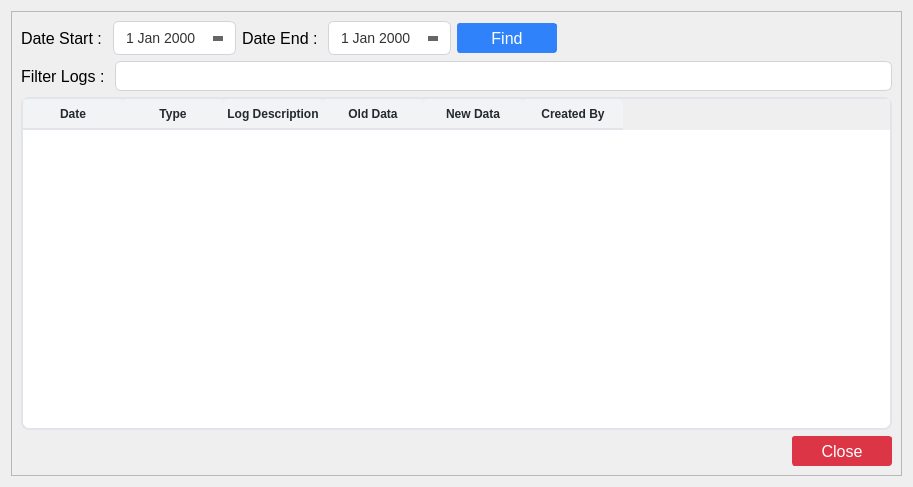
First picture: the form in ui/logs.ui, repository michael-halim/pos, before the edit.
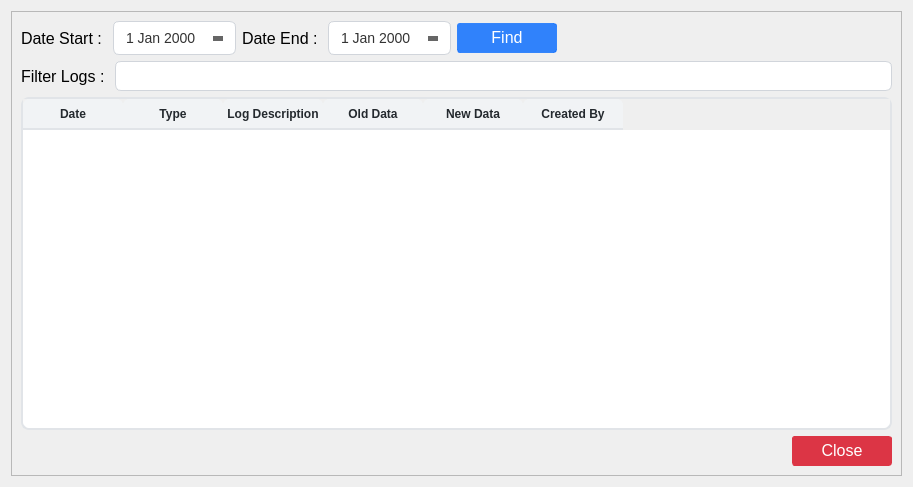
Second picture: the form after the edit. Icons and pictures are not drawn.

Patch:
```diff
--- a/ui/logs.ui
+++ b/ui/logs.ui
@@ -263,6 +263,7 @@
     border-radius: 3px;
     margin: 0.25rem;
 	opacity: 0.55;
+	padding-bottom: 2px;
 
 }
 </string>
@@ -400,8 +401,8 @@
             </property>
             <property name="iconSize">
              <size>
-              <width>18</width>
-              <height>18</height>
+              <width>14</width>
+              <height>14</height>
              </size>
             </property>
            </widget>
@@ -672,8 +673,8 @@
             </property>
             <property name="iconSize">
              <size>
-              <width>14</width>
-              <height>14</height>
+              <width>12</width>
+              <height>12</height>
              </size>
             </property>
            </widget>
```
